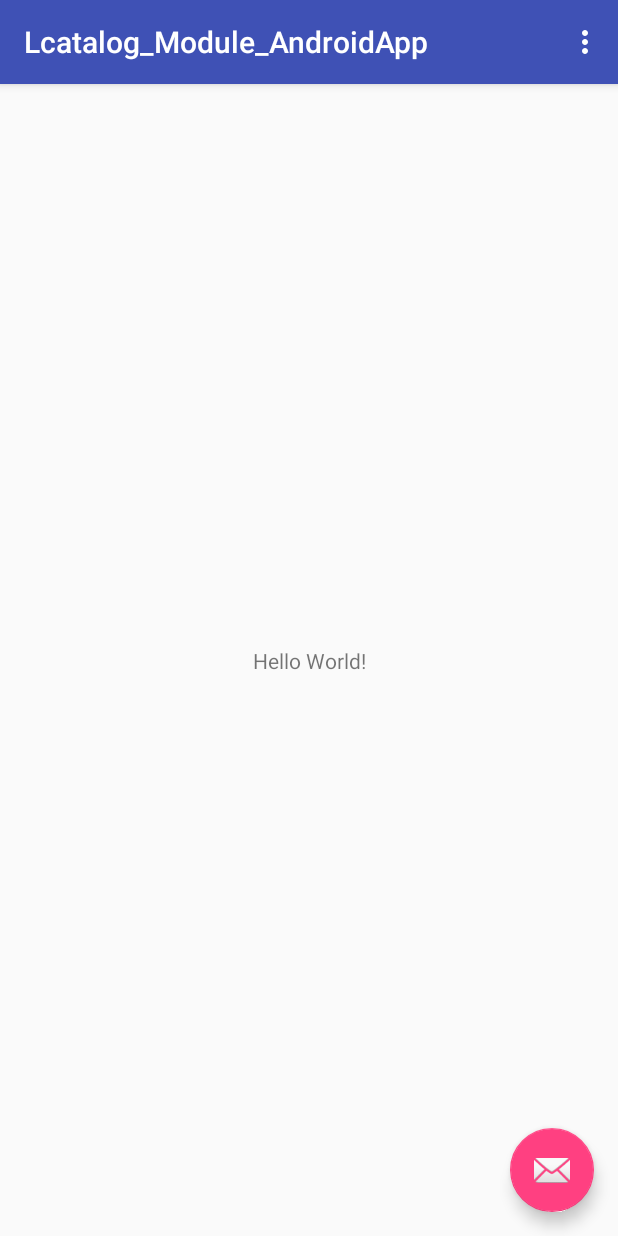
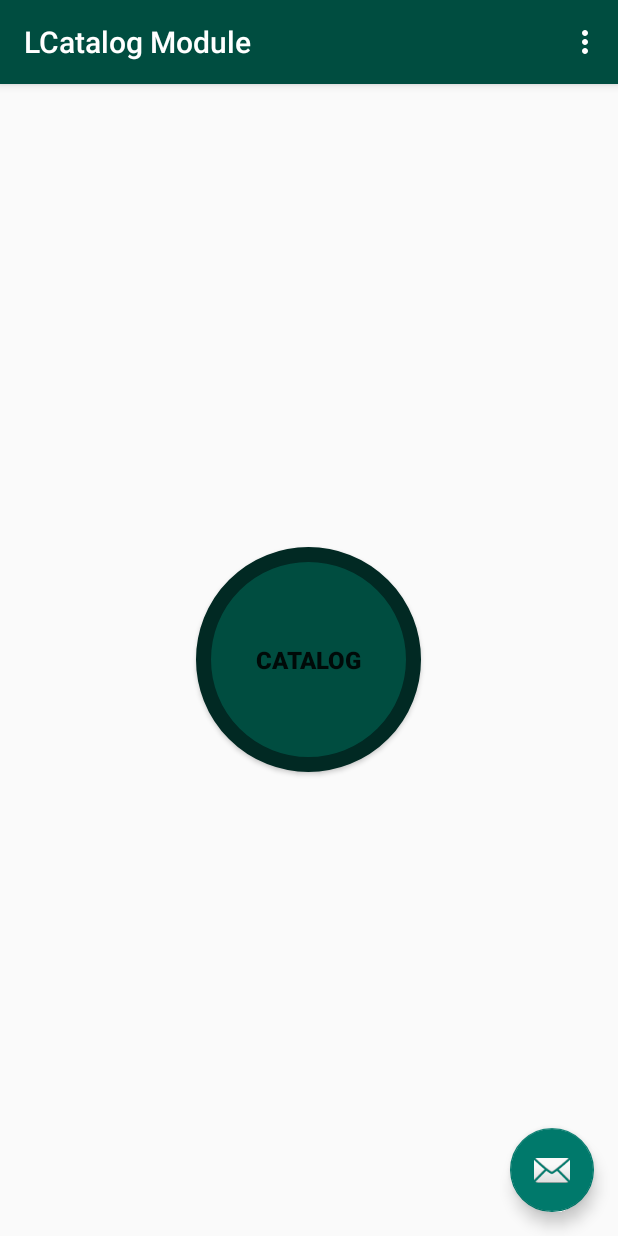
Before and after one commit to RamakrishnaKatta/Lcatalog_Module_AndroidApp, an Android app: the screen it shows after launch (MainActivity), on a phone screen of 412 x 824 dp. Run offline under Robolectric (Android 15) with nearby library versions, the phone set to English and light mode, and no system bars.

Commit message:
Button Added for the Catalog Initiation

```diff
--- a/app/src/main/java/com/lucidleanlabs/dev/lcatalog_module/MainActivity.java
+++ b/app/src/main/java/com/lucidleanlabs/dev/lcatalog_module/MainActivity.java
@@ -5,9 +5,9 @@ import android.support.design.widget.FloatingActionButton;
 import android.support.design.widget.Snackbar;
 import android.support.v7.app.AppCompatActivity;
 import android.support.v7.widget.Toolbar;
-import android.view.View;
 import android.view.Menu;
 import android.view.MenuItem;
+import android.view.View;
 
 public class MainActivity extends AppCompatActivity {
 
@@ -26,6 +26,8 @@ public class MainActivity extends AppCompatActivity {
                         .setAction("Action", null).show();
             }
         });
+
+
     }
 
     @Override
--- /dev/null
+++ b/app/src/main/res/drawable/round_button.xml
@@ -0,0 +1,10 @@
+<?xml version="1.0" encoding="utf-8"?>
+<selector xmlns:android="http://schemas.android.com/apk/res/android">
+    <item>
+        <shape android:shape="oval">
+            <stroke android:color="#012923" android:width="10dp" />
+            <solid android:color="#004D40"/>
+            <size android:width="150dp" android:height="150dp"/>
+        </shape>
+    </item>
+</selector>
--- a/app/src/main/res/layout/content_main.xml
+++ b/app/src/main/res/layout/content_main.xml
@@ -8,13 +8,23 @@
     tools:context="com.lucidleanlabs.dev.lcatalog_module.MainActivity"
     tools:showIn="@layout/activity_main">
 
-    <TextView
-        android:layout_width="wrap_content"
-        android:layout_height="wrap_content"
-        android:text="Hello World!"
-        app:layout_constraintBottom_toBottomOf="parent"
-        app:layout_constraintLeft_toLeftOf="parent"
-        app:layout_constraintRight_toRightOf="parent"
-        app:layout_constraintTop_toTopOf="parent" />
+    <LinearLayout
+        android:layout_width="fill_parent"
+        android:layout_height="fill_parent"
+        android:fitsSystemWindows="true"
+        android:gravity="center"
+        android:orientation="vertical">
+
+        <Button
+            android:id="@+id/catalog"
+            android:layout_width="150dp"
+            android:layout_height="150dp"
+            android:layout_gravity="center"
+            android:background="@drawable/round_button"
+            android:text="Catalog"
+            android:textSize="@dimen/fab_margin"
+            android:textStyle="bold" />
+
+    </LinearLayout>
 
 </android.support.constraint.ConstraintLayout>
--- a/app/src/main/res/values/colors.xml
+++ b/app/src/main/res/values/colors.xml
@@ -1,6 +1,6 @@
 <?xml version="1.0" encoding="utf-8"?>
 <resources>
-    <color name="colorPrimary">#3F51B5</color>
-    <color name="colorPrimaryDark">#303F9F</color>
-    <color name="colorAccent">#FF4081</color>
+    <color name="colorPrimary">#004D40</color>
+    <color name="colorPrimaryDark">#00796B</color>
+    <color name="colorAccent">#00796B</color>
 </resources>
--- a/app/src/main/res/values/strings.xml
+++ b/app/src/main/res/values/strings.xml
@@ -1,4 +1,4 @@
 <resources>
-    <string name="app_name">Lcatalog_Module_AndroidApp</string>
+    <string name="app_name">LCatalog Module</string>
     <string name="action_settings">Settings</string>
 </resources>
```
